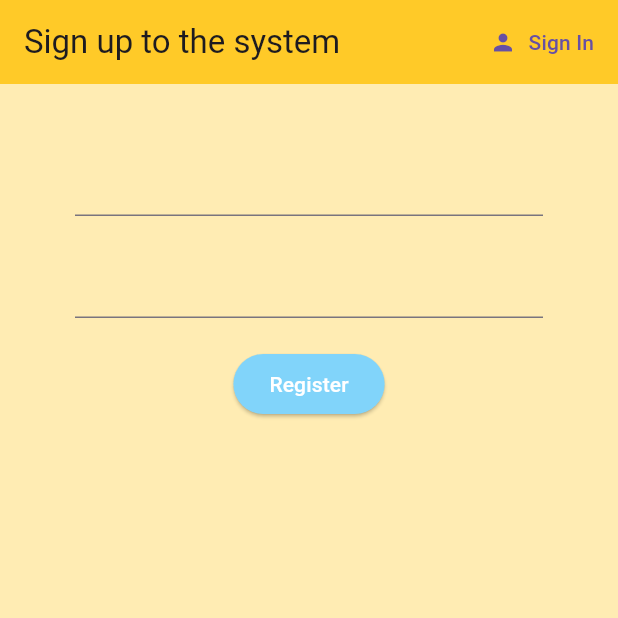
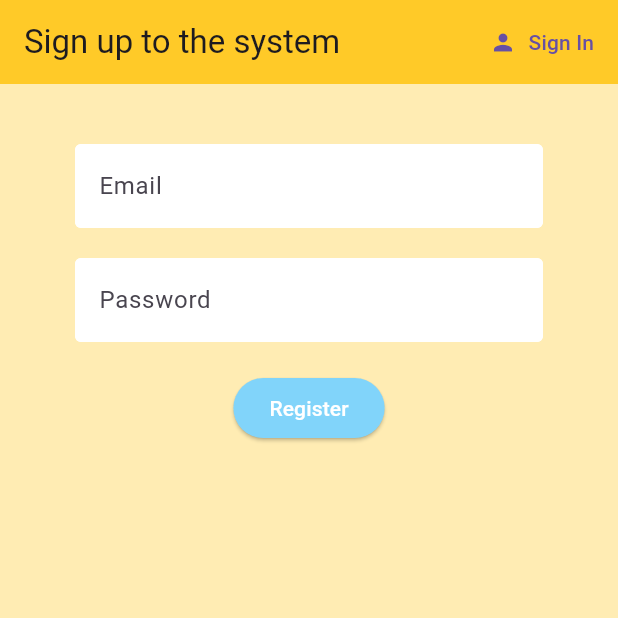
Before and after one commit to HusamAbadi/Internship-PeterIvany, a Flutter app: the screen it shows after launch, after a tap on "Sign In", after a tap on "Register", on a phone screen of 412 x 824 dp, the top half of it. Run offline on Flutter 3.47's test engine with Material 3 defaults, Android fonts, the phone set to English and light mode, and no system bars; our stand-ins replace firebase_auth, firebase_core, flutter_spinkit; accounts and stored records are empty.

Commit message:
made decorations for the text fields and created a  loading widget

```diff
--- a/Task 3 - Mobile App/Application - Conference Management System/conference_management_system/lib/screens/authenticate/register.dart
+++ b/Task 3 - Mobile App/Application - Conference Management System/conference_management_system/lib/screens/authenticate/register.dart
@@ -1,4 +1,6 @@
 import 'package:conference_management_system/services/auth.dart';
+import 'package:conference_management_system/shared/constants.dart';
+import 'package:conference_management_system/shared/loading.dart';
 import 'package:flutter/material.dart';
 
 class Register extends StatefulWidget {
@@ -16,6 +18,7 @@
   final AuthService _auth = AuthService();
   final _formKey = GlobalKey<
       FormState>(); //we wil use this global key To identify, track the state and validate our form
+  bool loading = false;
 
   // text field state
   String email = '';
@@ -24,7 +27,9 @@
 
   @override
   Widget build(BuildContext context) {
-    return Scaffold(
+    return loading
+        ? Loading()
+        : Scaffold(
             backgroundColor: Colors.amber[100],
             appBar: AppBar(
                 backgroundColor: Colors.amber[400],
@@ -32,8 +37,8 @@
                 title: const Text('Sign up to the system'),
                 actions: <Widget>[
                   TextButton.icon(
-              icon: Icon(Icons.person),
-              label: Text("Sign In"),
+                    icon: const Icon(Icons.person),
+                    label: const Text("Sign In"),
                     onPressed: () async {
                       widget.toggleView();
                     },
@@ -45,14 +50,19 @@
                 key: _formKey,
                 child: Column(
                   children: <Widget>[
-              SizedBox(height: 20.0),
+                    const SizedBox(height: 20.0),
                     TextFormField(
-                  validator: (val) => val!.isEmpty ? 'Enter an email' : null,
+                        decoration:
+                            textInputDecoration.copyWith(hintText: 'Email'),
+                        validator: (val) =>
+                            val!.isEmpty ? 'Enter an email' : null,
                         onChanged: (val) {
                           setState(() => {email = val});
                         }),
-              SizedBox(height: 20.0),
+                    const SizedBox(height: 20.0),
                     TextFormField(
+                      decoration:
+                          textInputDecoration.copyWith(hintText: 'Password'),
                       obscureText: true,
                       validator: (val) =>
                           val!.length < 6 ? 'Minimum 6 characters' : null,
@@ -60,7 +70,7 @@
                         setState(() => {password = val});
                       },
                     ),
-              SizedBox(height: 20.0),
+                    const SizedBox(height: 20.0),
                     ElevatedButton(
                       style: ElevatedButton.styleFrom(
                           backgroundColor: Colors.lightBlue[200]),
@@ -71,18 +81,22 @@
                       ),
                       onPressed: () async {
                         if (_formKey.currentState?.validate() ?? false) {
-                    dynamic result = await _auth.registerWithEmailAndPassword(
-                        email, password);
+                          setState(() => loading = true);
+                          dynamic result = await _auth
+                              .registerWithEmailAndPassword(email, password);
                           if (result == null) {
-                      setState(() => error = 'please supply a vaild email');
+                            setState(() {
+                              error = 'please supply a vaild email';
+                              loading = false;
+                            });
                           }
                         }
                       },
                     ),
-              SizedBox(height: 12.0),
+                    const SizedBox(height: 12.0),
                     Text(
                       error,
-                style: TextStyle(color: Colors.red, fontSize: 14.0),
+                      style: const TextStyle(color: Colors.red, fontSize: 14.0),
                     )
                   ],
                 ),
--- a/Task 3 - Mobile App/Application - Conference Management System/conference_management_system/lib/screens/authenticate/sign_in.dart
+++ b/Task 3 - Mobile App/Application - Conference Management System/conference_management_system/lib/screens/authenticate/sign_in.dart
@@ -1,4 +1,6 @@
 import 'package:conference_management_system/services/auth.dart';
+import 'package:conference_management_system/shared/constants.dart';
+import 'package:conference_management_system/shared/loading.dart';
 import 'package:flutter/material.dart';
 
 class SignIn extends StatefulWidget {
@@ -15,6 +17,7 @@
 class _SignInState extends State<SignIn> {
   final AuthService _auth = AuthService();
   final _formKey = GlobalKey<FormState>();
+  bool loading = false;
 
   // text field state
   String email = '';
@@ -23,7 +26,9 @@
 
   @override
   Widget build(BuildContext context) {
-    return Scaffold(
+    return loading
+        ? Loading()
+        : Scaffold(
             backgroundColor: Colors.amber[100],
             appBar: AppBar(
                 backgroundColor: Colors.amber[400],
@@ -46,12 +51,17 @@
                   children: <Widget>[
                     SizedBox(height: 20.0),
                     TextFormField(
-                  validator: (val) => val!.isEmpty ? 'Enter an email' : null,
+                        decoration:
+                            textInputDecoration.copyWith(hintText: 'Email'),
+                        validator: (val) =>
+                            val!.isEmpty ? 'Enter an email' : null,
                         onChanged: (val) {
                           setState(() => {email = val});
                         }),
                     SizedBox(height: 20.0),
                     TextFormField(
+                      decoration:
+                          textInputDecoration.copyWith(hintText: 'Password'),
                       validator: (val) =>
                           val!.length < 6 ? 'Minimum 6 characters' : null,
                       obscureText: true,
@@ -63,10 +73,16 @@
                     ElevatedButton(
                       onPressed: () async {
                         if (_formKey.currentState?.validate() ?? false) {
-                    dynamic result =
-                        await _auth.signInWithEmailAndPassword(email, password);
-                    setState(() =>
-                        error = 'could not sign in with those credentials');
+                          setState(() => loading = true);
+                          dynamic result = await _auth
+                              .signInWithEmailAndPassword(email, password);
+                          if (result == null) {
+                            setState(() {
+                              error =
+                                  'could not sign in with those credentials';
+                              loading = false;
+                            });
+                          }
                         }
                       },
                       style: ElevatedButton.styleFrom(
--- /dev/null
+++ b/Task 3 - Mobile App/Application - Conference Management System/conference_management_system/lib/shared/constants.dart
@@ -0,0 +1,9 @@
+import 'package:flutter/material.dart';
+
+const textInputDecoration = InputDecoration(
+    fillColor: Colors.white,
+    filled: true,
+    enabledBorder: OutlineInputBorder(
+        borderSide: BorderSide(color: Colors.white, width: 2.0)),
+    focusedBorder: OutlineInputBorder(
+        borderSide: BorderSide(color: Colors.lightBlue, width: 2.0)));
--- /dev/null
+++ b/Task 3 - Mobile App/Application - Conference Management System/conference_management_system/lib/shared/loading.dart
@@ -0,0 +1,18 @@
+import 'package:flutter/material.dart';
+import 'package:flutter_spinkit/flutter_spinkit.dart';
+
+class Loading extends StatelessWidget {
+  const Loading({super.key});
+
+  @override
+  Widget build(BuildContext context) {
+    return Container(
+        color: Colors.amber[100],
+        child: const Center(
+          child: SpinKitWave(
+            color: Colors.amber,
+            size: 50.0,
+          ),
+        ));
+  }
+}
--- a/Task 3 - Mobile App/Application - Conference Management System/conference_management_system/pubspec.yaml
+++ b/Task 3 - Mobile App/Application - Conference Management System/conference_management_system/pubspec.yaml
@@ -12,6 +12,7 @@
   firebase_core: ^3.6.0
   firebase_auth: ^5.3.1
   provider: ^6.1.2
+  flutter_spinkit: ^5.2.1
 
 dev_dependencies:
   flutter_test:
```
Also changed, not shown: Task 3 - Mobile App/Application - Conference Management System/conference_management_system/pubspec.lock, 1 other file. Lines whose indentation alone changed are shown as unchanged.
